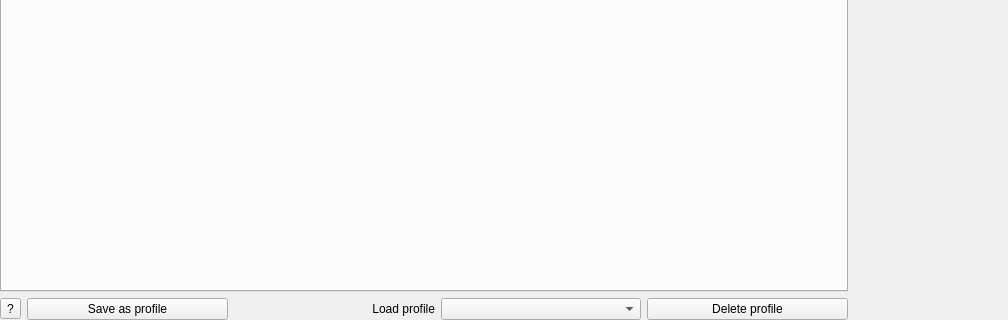
Qt form OpenRGBEffectTab.ui (DLdota/OpenRGBEffectsPlugin) before a commit; both pictures show x 0 to 1008 and y 585 to 905 of the 1104 by 905 pixel window.
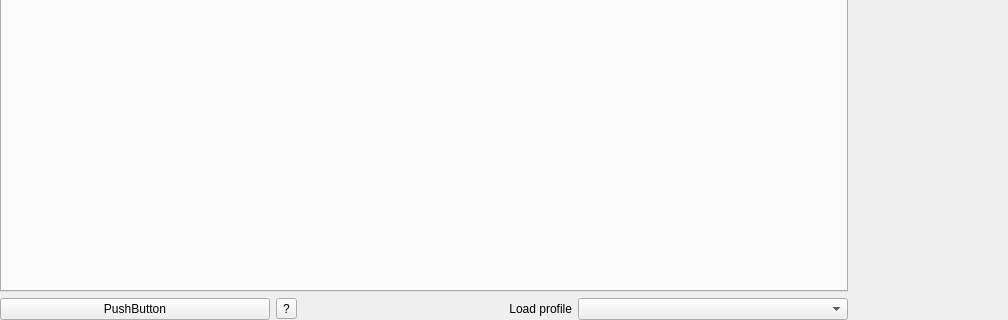
The same form after that commit. Custom widgets are drawn as their Qt base class.

Commit message: Initial commit for Effect profiles menu

```diff
--- a/OpenRGBEffectTab.ui
+++ b/OpenRGBEffectTab.ui
@@ -52,6 +52,13 @@
      </item>
      <item row="1" column="0">
       <layout class="QHBoxLayout" name="horizontalLayout">
+       <item>
+        <widget class="QPushButton" name="manageProfileButton">
+         <property name="text">
+          <string>PushButton</string>
+         </property>
+        </widget>
+       </item>
        <item>
         <widget class="QToolButton" name="plugin_infos">
          <property name="text">
@@ -59,13 +66,6 @@
          </property>
         </widget>
        </item>
-       <item>
-        <widget class="QPushButton" name="save_settings">
-         <property name="text">
-          <string>Save as profile</string>
-         </property>
-        </widget>
-       </item>
        <item>
         <widget class="QLabel" name="label">
          <property name="text">
@@ -79,13 +79,6 @@
        <item>
         <widget class="QComboBox" name="profiles"/>
        </item>
-       <item>
-        <widget class="QPushButton" name="delete_profile">
-         <property name="text">
-          <string>Delete profile</string>
-         </property>
-        </widget>
-       </item>
       </layout>
      </item>
      <item row="0" column="1" rowspan="2">
```
The commit also changes 2 other files.
